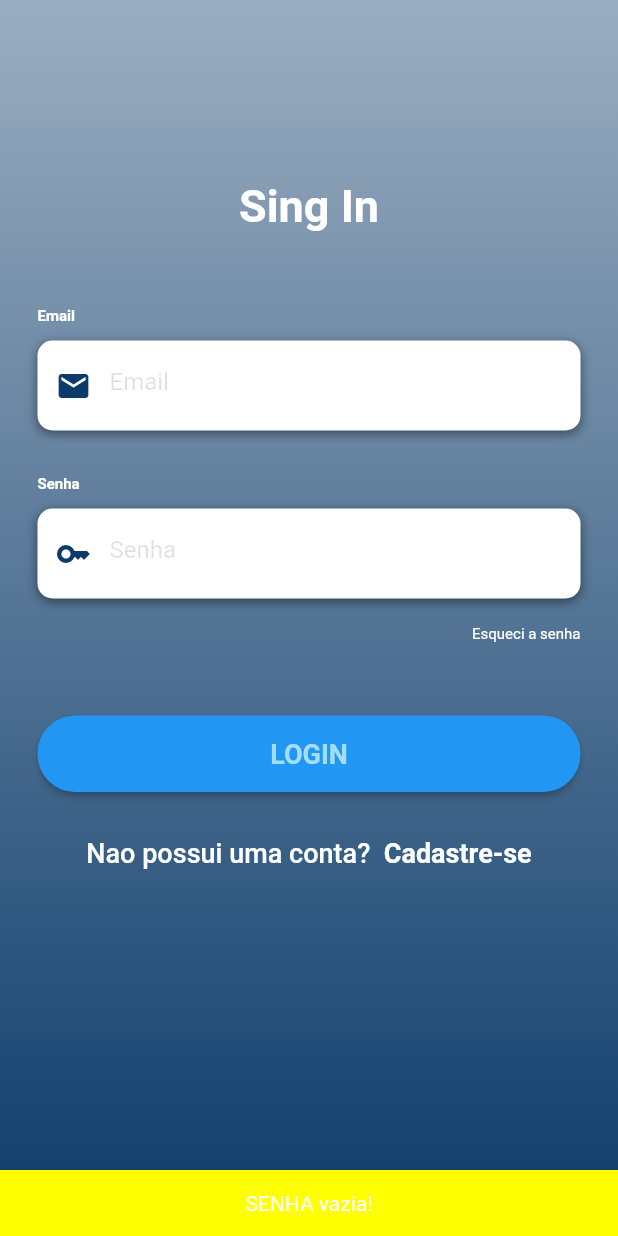
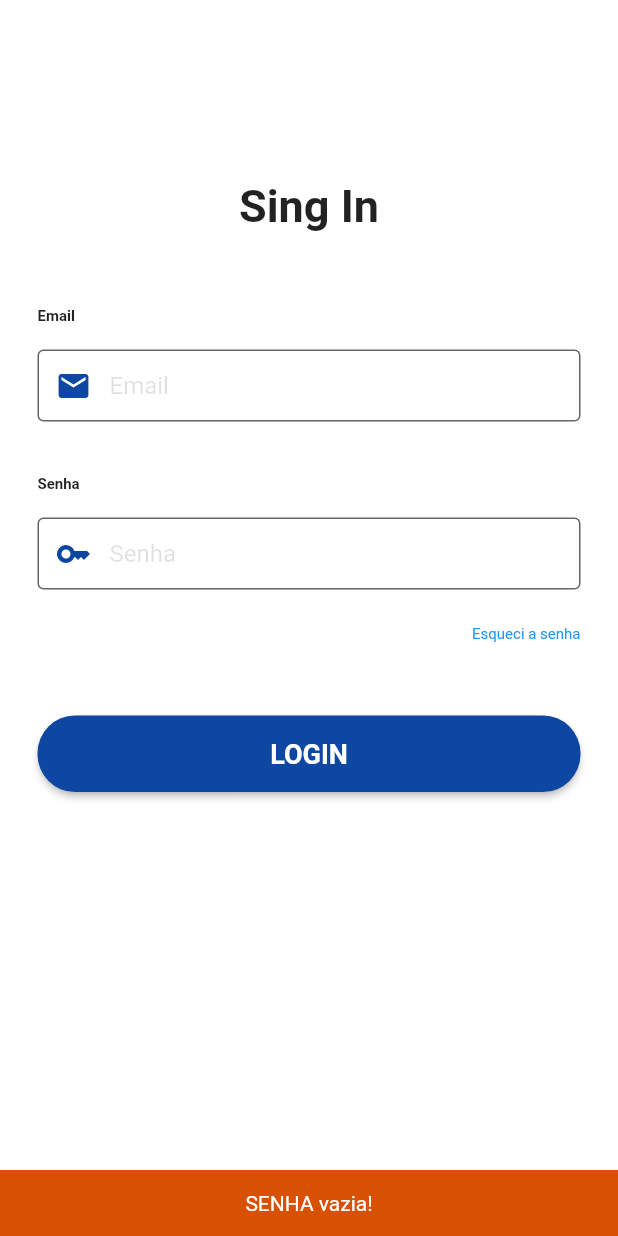
Before and after one commit to MarinaPiragibe/Chamada-Inteligente-STI, a Flutter app: the screen it shows after launch, after a tap on "LOGIN", on a phone screen of 412 x 824 dp. Run offline on Flutter 3.47's test engine with Material 2 defaults, Android fonts, the phone set to English and light mode, and no system bars; missing offline and left inert: dart:ffi.

Commit message:
Padroniza cores e interface

```diff
--- a/front/lib/main.dart
+++ b/front/lib/main.dart
@@ -1,11 +1,21 @@
 import 'package:flutter/material.dart';
 import 'package:chamada_inteligente/pages/routes.dart';
 
-void main(){
+void main() {
   runApp(MaterialApp(
     title: "Chamada Inteligente",
     debugShowCheckedModeBanner: false,
     routes: Routes.routes,
     initialRoute: Routes.login,
+    theme: ThemeData(
+      primaryColor: Colors.blue[900], // Define a cor primária como azul escuro
+      hintColor: Colors.blue[1000], // Define a cor de destaque como branca
+      scaffoldBackgroundColor:
+          Colors.white, // Define a cor de fundo do Scaffold como azul escuro
+      appBarTheme: AppBarTheme(
+        color: Colors.blue[
+            900], // Define a cor de fundo da barra de aplicativos como azul escuro
+      ),
+    ),
   ));
 }
--- a/front/lib/pages/login.dart
+++ b/front/lib/pages/login.dart
@@ -13,14 +13,13 @@ class LoginPage extends StatefulWidget {
 
 final _email = TextEditingController();
 final _senha = TextEditingController();
-Widget buildEmail() {
+Widget buildEmail(context) {
   return Column(
       crossAxisAlignment: CrossAxisAlignment.start,
       children: <Widget>[
         Text(
           'Email',
-        style: TextStyle(
-            color: Colors.white, fontSize: 10, fontWeight: FontWeight.bold),
+          style: TextStyle(fontSize: 10, fontWeight: FontWeight.bold),
         ),
         SizedBox(
           height: 10,
@@ -30,34 +29,42 @@ Widget buildEmail() {
             decoration: BoxDecoration(
               color: Colors.white,
               borderRadius: BorderRadius.circular(10),
-            boxShadow: [
-              BoxShadow(
-                  color: Colors.black45, blurRadius: 5, offset: Offset(0, 2))
-            ]),
+            ),
             height: 60,
-        child: TextField(
+            child: TextFormField(
               controller: _email,
               keyboardType: TextInputType.emailAddress,
               style: TextStyle(color: Colors.black),
               decoration: InputDecoration(
-                border: InputBorder.none,
+                focusedBorder: OutlineInputBorder(
+                  borderSide: BorderSide(
+                      color: Theme.of(context).primaryColor,
+                      width:
+                          2.0), // Cor e espessura da borda quando o TextField estiver selecionado
+                ),
+                enabledBorder: OutlineInputBorder(
+                  borderSide: BorderSide(
+                      color: Theme.of(context).hintColor,
+                      width:
+                          1.0), // Cor e espessura da borda quando o TextField estiver desativado
+                ),
                 contentPadding: EdgeInsets.only(top: 12),
-                prefixIcon: Icon(Icons.email, color: Color(0xff0c3b6a)),
+                prefixIcon:
+                    Icon(Icons.email, color: Theme.of(context).primaryColor),
                 hintText: 'Email',
-                hintStyle: TextStyle(color: Colors.black12))),
-      )
-    ],
-  );
+                hintStyle: TextStyle(color: Colors.black12),
+              ),
+            ))
+      ]);
 }
 
-Widget buildPassword() {
+Widget buildPassword(BuildContext context) {
   return Column(
     crossAxisAlignment: CrossAxisAlignment.start,
     children: <Widget>[
       Text(
         'Senha',
-        style: TextStyle(
-            color: Colors.white, fontSize: 10, fontWeight: FontWeight.bold),
+        style: TextStyle(fontSize: 10, fontWeight: FontWeight.bold),
       ),
       SizedBox(
         height: 10,
@@ -67,23 +74,32 @@ Widget buildPassword() {
           decoration: BoxDecoration(
             color: Colors.white,
             borderRadius: BorderRadius.circular(10),
-            boxShadow: [
-              BoxShadow(
-                  color: Colors.black45, blurRadius: 5, offset: Offset(0, 2))
-            ]),
+          ),
           height: 60,
           child: TextFormField(
             controller: _senha,
             obscureText: true,
             style: TextStyle(color: Colors.black),
             decoration: InputDecoration(
-              border: InputBorder.none,
+              focusedBorder: OutlineInputBorder(
+                borderSide: BorderSide(
+                    color: Theme.of(context).primaryColor,
+                    width:
+                        2.0), // Cor e espessura da borda quando o TextField estiver selecionado
+              ),
+              enabledBorder: OutlineInputBorder(
+                borderSide: BorderSide(
+                    color: Theme.of(context).hintColor,
+                    width:
+                        1.0), // Cor e espessura da borda quando o TextField estiver desativado
+              ),
               contentPadding: EdgeInsets.only(top: 12),
-              prefixIcon: Icon(Icons.key, color: Color(0xff0c3b6a)),
+              prefixIcon:
+                  Icon(Icons.key, color: Theme.of(context).primaryColor),
               hintText: 'Senha',
-              hintStyle: TextStyle(color: Colors.black12)),
+              hintStyle: TextStyle(color: Colors.black12),
             ),
-      )
+          ))
     ],
   );
 }
@@ -95,7 +111,6 @@ Widget buildForgotPassword() {
       children: [
         TextButton(
           style: TextButton.styleFrom(
-            foregroundColor: Colors.white,
             padding: const EdgeInsets.all(0),
             textStyle: const TextStyle(fontSize: 10),
           ),
@@ -114,6 +129,7 @@ Widget buildLogin(BuildContext context) {
     child: ElevatedButton(
       style: ElevatedButton.styleFrom(
         padding: EdgeInsets.all(15),
+        backgroundColor: Theme.of(context).primaryColor,
         shape: RoundedRectangleBorder(borderRadius: BorderRadius.circular(25)),
       ),
       onPressed: () {
@@ -140,7 +156,6 @@ Widget buildLogin(BuildContext context) {
       child: Text(
         'LOGIN',
         style: TextStyle(
-          color: Color(0xffa3deF8),
           fontSize: 18,
           fontWeight: FontWeight.bold,
         ),
@@ -162,7 +177,7 @@ final snackBarEmailEmpty = SnackBar(
     "email vazio!",
     textAlign: TextAlign.center,
   ),
-  backgroundColor: Colors.yellowAccent,
+  backgroundColor: Color.fromARGB(255, 216, 80, 1),
   duration: const Duration(seconds: 2),
 );
 final snackBarSenhaEmpty = SnackBar(
@@ -170,7 +185,7 @@ final snackBarSenhaEmpty = SnackBar(
     "SENHA vazia!",
     textAlign: TextAlign.center,
   ),
-  backgroundColor: Colors.yellowAccent,
+  backgroundColor: Color.fromARGB(255, 216, 80, 1),
   duration: const Duration(seconds: 2),
 );
 
@@ -197,14 +212,10 @@ Widget buildSingup() {
       text: TextSpan(children: [
         TextSpan(
             text: "Nao possui uma conta? ",
-            style: TextStyle(
-                color: Colors.white,
-                fontSize: 18,
-                fontWeight: FontWeight.w500)),
+            style: TextStyle(fontSize: 18, fontWeight: FontWeight.w500)),
         TextSpan(
           text: " Cadastre-se",
-            style: TextStyle(
-                color: Colors.white, fontSize: 18, fontWeight: FontWeight.bold))
+        )
       ]),
     ),
   );
@@ -221,16 +232,6 @@ class _LoginPageState extends State<LoginPage> {
           Container(
             height: double.infinity,
             width: double.infinity,
-            decoration: BoxDecoration(
-                gradient: LinearGradient(
-                    begin: Alignment.topCenter,
-                    end: Alignment.bottomCenter,
-                    colors: [
-                  Color(0x660c3b6a),
-                  Color(0x990c3b6a),
-                  Color(0xcc0c3b6a),
-                  Color(0xff0c3b6a),
-                ])),
             child: SingleChildScrollView(
               physics: AlwaysScrollableScrollPhysics(),
               padding: EdgeInsets.symmetric(horizontal: 25, vertical: 120),
@@ -240,15 +241,14 @@ class _LoginPageState extends State<LoginPage> {
                   Text(
                     'Sing In',
                     style: TextStyle(
-                      color: Colors.white,
                       fontSize: 30,
                       fontWeight: FontWeight.bold,
                     ),
                   ),
                   SizedBox(height: 50),
-                  buildEmail(),
+                  buildEmail(context),
                   SizedBox(height: 30),
-                  buildPassword(),
+                  buildPassword(context),
                   buildForgotPassword(),
                   buildLogin(context),
                   buildSingup(),
--- a/front/lib/utils/card-utils.dart
+++ b/front/lib/utils/card-utils.dart
@@ -12,6 +12,7 @@ class cardExpandido extends StatelessWidget {
     return Card(
       margin: EdgeInsets.all(8.0),
       child: ExpansionTile(
+        textColor: Theme.of(context).primaryColor,
         title: Text(
           titulo,
           style: const TextStyle(
--- a/front/lib/utils/page-utils.dart
+++ b/front/lib/utils/page-utils.dart
@@ -28,7 +28,7 @@ class PageUtils {
         ),
       ],
       currentIndex: selectedIndex,
-      selectedItemColor: Colors.blue,
+      selectedItemColor: Theme.of(context).primaryColor,
       onTap: (int index) {
         selectedIndex = index;
         final routes = ['/home', '/turmas', '/login'];
```
Lines whose indentation alone changed are shown as unchanged.
